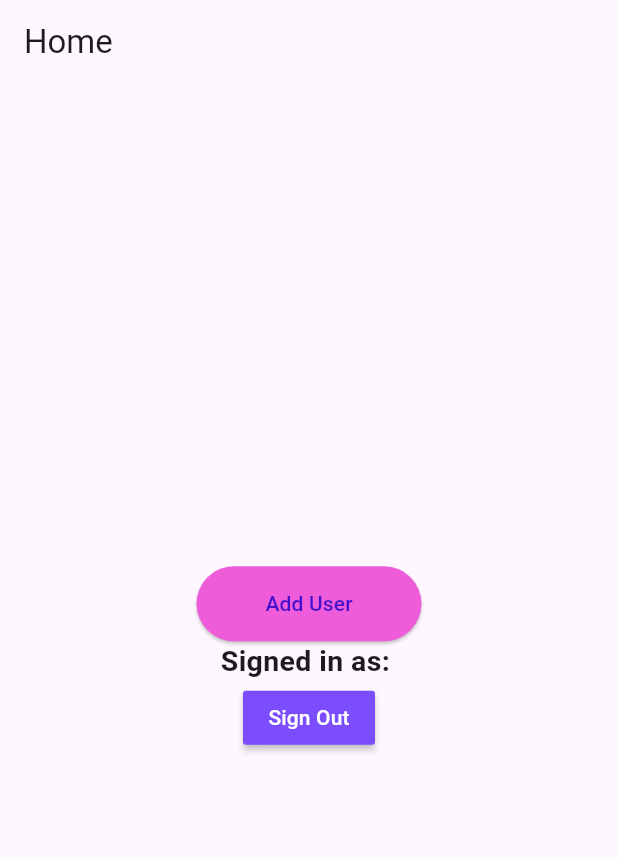
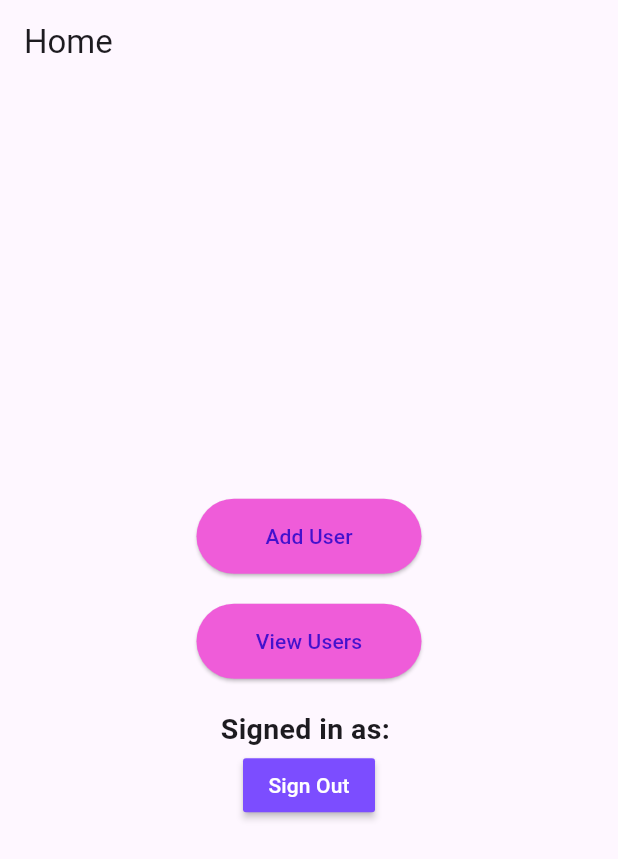
Before and after one commit to mohsinbehzad/Flutter-Firebase-Projects, a Flutter app: the screen it shows once a user with an empty profile is signed in, on a phone screen of 412 x 824 dp. Shown: the top 859 px of the screen. Run offline on Flutter 3.47's test engine with Material 3 defaults, Android fonts, the phone set to English and light mode, and no system bars; our stand-ins replace firebase_auth, firebase_core; accounts and stored records are empty.

Commit message:
view users button added

```diff
--- a/auth/lib/Screens/home_screen.dart
+++ b/auth/lib/Screens/home_screen.dart
@@ -1,4 +1,5 @@
 import 'package:auth/Screens/add_user_screen.dart';
+import 'package:auth/Screens/user_list_screen.dart';
 import 'package:firebase_auth/firebase_auth.dart';
 import 'package:flutter/material.dart';
 
@@ -26,7 +27,6 @@ class _HomeScreenState extends State<HomeScreen> {
                   context,
                   MaterialPageRoute(builder: (context) => AddUserScreen()),
                 );
-
               },
               style: ButtonStyle(
                 backgroundColor: WidgetStateProperty.all(
@@ -41,6 +41,28 @@ class _HomeScreenState extends State<HomeScreen> {
               ),
               child: Text('Add User'),
             ),
+            SizedBox(height: 20),
+            ElevatedButton(
+              onPressed: () {
+                Navigator.push(
+                  context,
+                  MaterialPageRoute(builder: (context) => UserListScreen()),
+                );
+              },
+              style: ButtonStyle(
+                backgroundColor: WidgetStateProperty.all(
+                  const Color.fromARGB(255, 239, 92, 217),
+                ),
+                foregroundColor: WidgetStateProperty.all(
+                  const Color.fromARGB(255, 67, 17, 205),
+                ),
+                minimumSize: WidgetStateProperty.all(
+                  Size(150, 50), // width & height
+                ),
+              ),
+              child: Text("View Users"),
+            ),
+            SizedBox(height: 20),
             Text(
               "Signed in as: ${user.email!}",
               style: TextStyle(fontSize: 19, fontWeight: FontWeight.bold),
```
Lines whose indentation alone changed are shown as unchanged.
